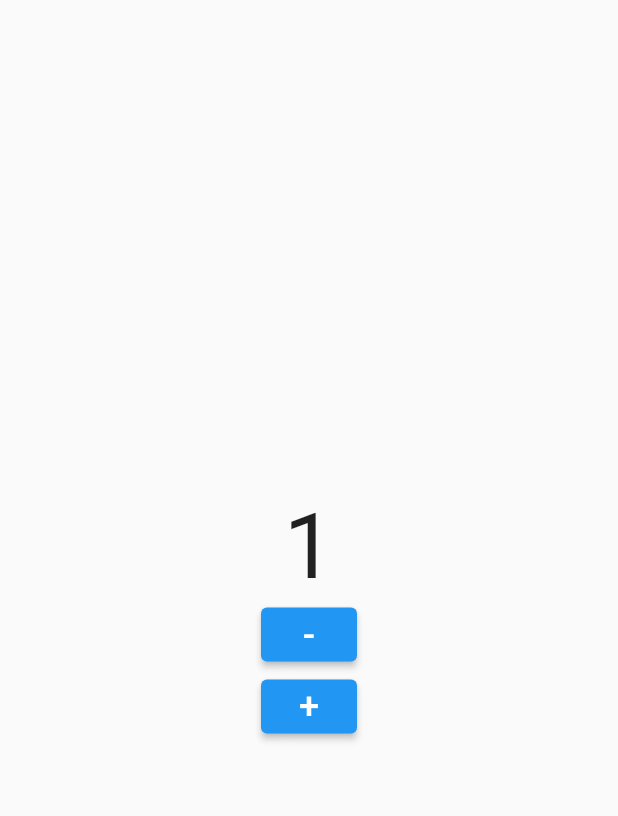
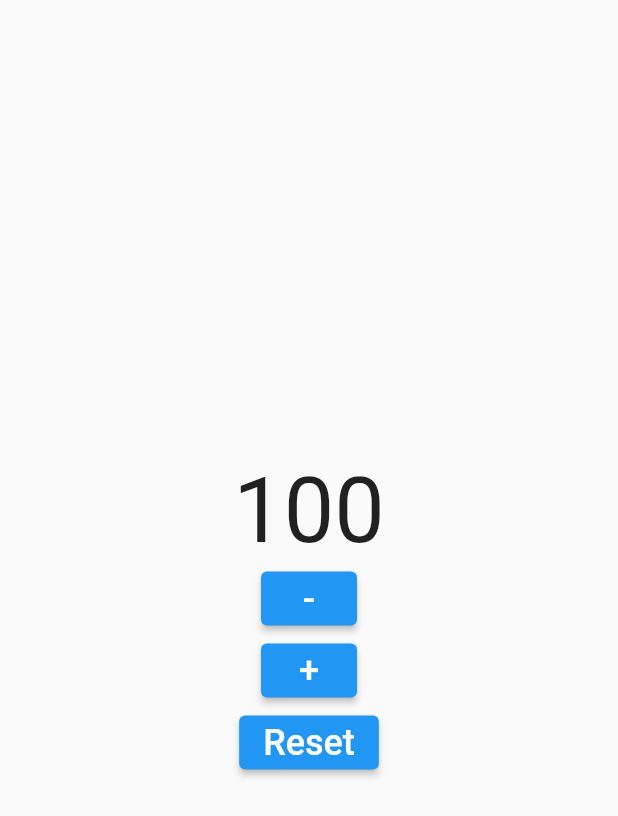
Before and after one commit to mehrdadmoradi001/sample_bloc_two, a Flutter app: the screen it shows after launch, on a phone screen of 412 x 824 dp. Shown: the top 816 px of the screen. Run offline on Flutter 3.47's test engine with Material 2 defaults, Android fonts, the phone set to English and light mode, and no system bars; our stand-ins replace flutter_bloc.

Commit message:
1- Creating BLoC and using

```diff
--- a/lib/bloc/counter_bloc.dart
+++ b/lib/bloc/counter_bloc.dart
@@ -0,0 +1,21 @@
+import 'package:flutter_bloc/flutter_bloc.dart';
+import 'package:sample_bloc_two/bloc/counter_event.dart';
+import 'package:sample_bloc_two/bloc/counter_state.dart';
+
+class CounterBloc extends Bloc<CounterEvent,CounterState>{
+  int counter = 100;
+  CounterBloc():super(CounterInitial(100)){
+    on<CounterDecrementPressed>((event, emit) {
+      emit(CounterUpdateDecrementState(counter--));
+    });
+
+    on<CounterIncrementPressed>((event, emit) {
+      emit(CounterUpdateIncrementState(counter++));
+    });
+
+    on<CounterResetPressed>((event, emit) {
+      int counter = 100;
+      emit(CounterResetState(counter));
+    });
+  }
+}
--- a/lib/bloc/counter_event.dart
+++ b/lib/bloc/counter_event.dart
@@ -1,3 +1,7 @@
-abstract class CounterEvent{
+abstract class CounterEvent {}
 
-}
+class CounterIncrementPressed extends CounterEvent {}
+
+class CounterDecrementPressed extends CounterEvent {}
+
+class CounterResetPressed extends CounterEvent{}
--- a/lib/bloc/counter_state.dart
+++ b/lib/bloc/counter_state.dart
@@ -1,3 +1,22 @@
-abstract class CounterState{
+abstract class CounterState {}
 
+class CounterInitial extends CounterState {
+  int counter;
+
+  CounterInitial(this.counter);
 }
+
+class CounterUpdateDecrementState extends CounterState{
+  int counter;
+  CounterUpdateDecrementState(this.counter);
+}
+
+class CounterUpdateIncrementState extends CounterState{
+  int counter;
+  CounterUpdateIncrementState(this.counter);
+}
+
+class CounterResetState extends CounterState{
+  int counter;
+  CounterResetState(this.counter);
+}
--- a/lib/main.dart
+++ b/lib/main.dart
@@ -1,4 +1,6 @@
 import 'package:flutter/material.dart';
+import 'package:flutter_bloc/flutter_bloc.dart';
+import 'package:sample_bloc_two/bloc/counter_bloc.dart';
 import 'package:sample_bloc_two/ui/counter_screen.dart';
 
 void main() {
@@ -11,7 +13,10 @@ class MyApp extends StatelessWidget {
   @override
   Widget build(BuildContext context) {
     return MaterialApp(
-      home: CounterScreen(),
+      home: BlocProvider(
+        create: (context) => CounterBloc(),
+        child: CounterScreen(),
+      ),
     );
   }
 }
--- a/lib/ui/counter_screen.dart
+++ b/lib/ui/counter_screen.dart
@@ -1,4 +1,8 @@
 import 'package:flutter/material.dart';
+import 'package:flutter_bloc/flutter_bloc.dart';
+import 'package:sample_bloc_two/bloc/counter_bloc.dart';
+import 'package:sample_bloc_two/bloc/counter_event.dart';
+import 'package:sample_bloc_two/bloc/counter_state.dart';
 
 class CounterScreen extends StatefulWidget {
   const CounterScreen({Key? key}) : super(key: key);
@@ -16,24 +20,65 @@ class _CounterScreenState extends State<CounterScreen> {
           child: Column(
             mainAxisSize: MainAxisSize.min,
             children: [
-              Text(
-                '1',
-                style: TextStyle(fontSize: 60),
+              BlocBuilder<CounterBloc, CounterState>(
+                builder: ((context, state) {
+                  if (state is CounterInitial) {
+                    return Text(
+                      '${state.counter}',
+                      style: TextStyle(fontSize: 60),
+                    );
+                  }
+                  if (state is CounterUpdateDecrementState) {
+                    return Text(
+                      '${state.counter}',
+                      style: TextStyle(fontSize: 60),
+                    );
+                  }
+                  if (state is CounterUpdateIncrementState) {
+                    return Text(
+                      '${state.counter}',
+                      style: TextStyle(fontSize: 60),
+                    );
+                  }
+                  if (state is CounterResetState) {
+                    return Text(
+                      '${state.counter}',
+                      style: TextStyle(fontSize: 60),
+                    );
+                  }
+                  return Text(
+                    'Error',
+                    style: TextStyle(fontSize: 60),
+                  );
+                }),
               ),
               ElevatedButton(
-                onPressed: () {},
+                onPressed: () {
+                  context.read<CounterBloc>().add(CounterDecrementPressed());
+                },
                 child: Text(
                   '-',
                   style: TextStyle(fontSize: 24),
                 ),
               ),
               ElevatedButton(
-                onPressed: () {},
+                onPressed: () {
+                  context.read<CounterBloc>().add(CounterIncrementPressed());
+                },
                 child: Text(
                   '+',
                   style: TextStyle(fontSize: 24),
                 ),
-              )
+              ),
+              ElevatedButton(
+                onPressed: () {
+                  context.read<CounterBloc>().add(CounterResetPressed());
+                },
+                child: Text(
+                  'Reset',
+                  style: TextStyle(fontSize: 24),
+                ),
+              ),
             ],
           ),
         ),
```
